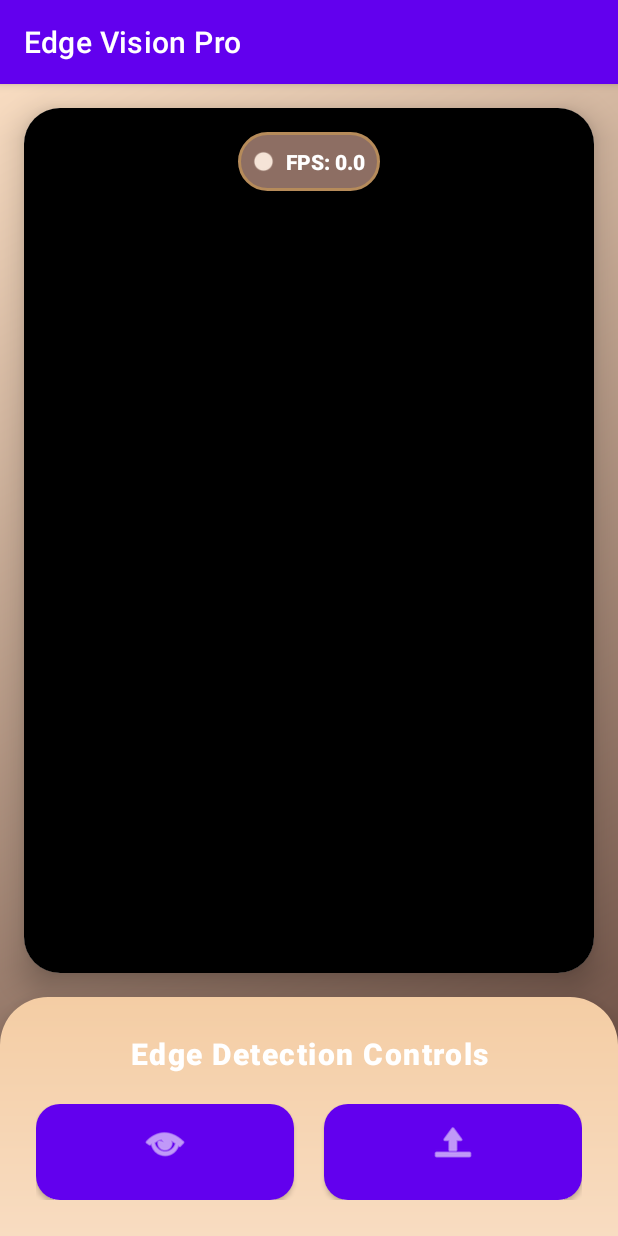
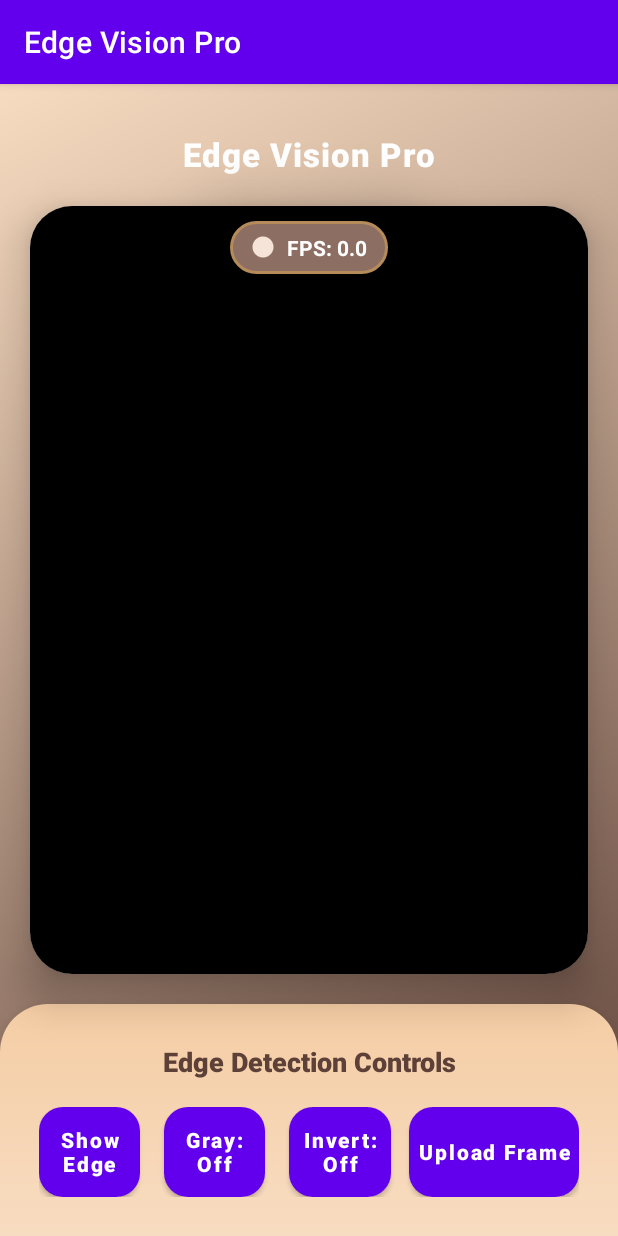
Before and after one commit to obitouchiharinn/FlamAPPAi, an Android app: the screen it shows after launch (MainActivity), on a phone screen of 412 x 824 dp. Run offline under Robolectric (Android 15) with nearby library versions, the phone set to English and light mode, and no system bars; 1 statement that could not run was skipped.

Commit message:
changes in main ui

```diff
--- a/app/src/main/res/layout/activity_main.xml
+++ b/app/src/main/res/layout/activity_main.xml
@@ -7,18 +7,34 @@
     android:background="@drawable/gradient_background"
     tools:context=".MainActivity">
 
-    <!-- Camera Preview Card -->
+    <!-- Modern Top Title -->
+    <TextView
+        android:id="@+id/appTitle"
+        android:layout_width="wrap_content"
+        android:layout_height="wrap_content"
+        android:text="Edge Vision Pro"
+        android:textSize="22sp"
+        android:textColor="#FFFFFF"
+        android:textStyle="bold"
+        android:fontFamily="sans-serif-medium"
+        app:layout_constraintTop_toTopOf="parent"
+        app:layout_constraintStart_toStartOf="parent"
+        app:layout_constraintEnd_toEndOf="parent"
+        android:letterSpacing="0.03"
+        android:layout_marginTop="32dp" />
+
+    <!-- Modern Camera Card -->
     <androidx.cardview.widget.CardView
         android:id="@+id/previewCard"
         android:layout_width="0dp"
         android:layout_height="0dp"
-        android:layout_margin="16dp"
-        app:cardCornerRadius="24dp"
-        app:cardElevation="12dp"
-        app:layout_constraintBottom_toTopOf="@+id/controlsLayout"
+        android:layout_margin="20dp"
+        app:cardCornerRadius="28dp"
+        app:cardElevation="16dp"
+        app:layout_constraintTop_toBottomOf="@id/appTitle"
+        app:layout_constraintStart_toStartOf="parent"
         app:layout_constraintEnd_toEndOf="parent"
-        app:layout_constraintStart_toStartOf="parent"
-        app:layout_constraintTop_toTopOf="parent">
+        app:layout_constraintBottom_toTopOf="@+id/controlsLayout">
 
         <ImageView
             android:id="@+id/imageView"
@@ -28,25 +44,27 @@
             android:scaleType="fitCenter" />
     </androidx.cardview.widget.CardView>
 
-    <!-- FPS Badge -->
-    <!-- FPS Badge (Centered + Smaller) -->
+    <!-- FPS Badge (Modern Pill Design) -->
     <LinearLayout
         android:id="@+id/fpsBadge"
         android:layout_width="wrap_content"
         android:layout_height="wrap_content"
-    android:layout_marginTop="16dp"
         android:background="@drawable/fps_badge_background"
-    android:elevation="12dp"
+        android:paddingVertical="8dp"
+        android:paddingHorizontal="14dp"
         android:gravity="center"
         android:orientation="horizontal"
-    android:padding="10dp"
-    app:layout_constraintTop_toTopOf="@+id/previewCard"
+        android:elevation="20dp"
+        android:translationZ="20dp"
+        android:layout_marginTop="10dp"
+        app:layout_constraintTop_toTopOf="@id/previewCard"
         app:layout_constraintStart_toStartOf="parent"
         app:layout_constraintEnd_toEndOf="parent">
 
         <ImageView
-        android:layout_width="14dp"
-        android:layout_height="14dp"
+            android:id="@+id/fpsIcon"
+            android:layout_width="16dp"
+            android:layout_height="16dp"
             android:layout_marginEnd="8dp"
             android:src="@android:drawable/presence_online"
             android:tint="#F5E4D7" />
@@ -55,41 +73,39 @@
             android:id="@+id/tvFPS"
             android:layout_width="wrap_content"
             android:layout_height="wrap_content"
-        android:fontFamily="sans-serif-medium"
             android:text="FPS: 0.0"
             android:textColor="#FFFFFF"
             android:textSize="14sp"
             android:textStyle="bold" />
     </LinearLayout>
 
-
-    <!-- Control Panel -->
+    <!-- Modern Control Panel -->
     <LinearLayout
         android:id="@+id/controlsLayout"
         android:layout_width="0dp"
         android:layout_height="wrap_content"
         android:background="@drawable/control_panel_background"
-        android:elevation="16dp"
         android:orientation="vertical"
-        android:padding="24dp"
+        android:padding="26dp"
+        android:elevation="12dp"
         app:layout_constraintBottom_toBottomOf="parent"
-        app:layout_constraintEnd_toEndOf="parent"
-        app:layout_constraintStart_toStartOf="parent">
+        app:layout_constraintStart_toStartOf="parent"
+        app:layout_constraintEnd_toEndOf="parent">
 
-        <!-- Title -->
+        <!-- Panel Title -->
         <TextView
+            android:id="@+id/controlTitle"
             android:layout_width="match_parent"
             android:layout_height="wrap_content"
-            android:layout_marginBottom="20dp"
+            android:text="Edge Detection Controls"
+            android:textSize="18sp"
+            android:textColor="#5D4037"
+            android:textStyle="bold"
             android:fontFamily="sans-serif-medium"
             android:gravity="center"
-            android:text="Edge Detection Controls"
-            android:textColor="#FFFFFF"
-            android:textSize="20sp"
-            android:textStyle="bold"
-            android:letterSpacing="0.05" />
+            android:layout_marginBottom="18dp" />
 
-        <!-- Buttons Row -->
+        <!-- Buttons (Modern Pill Buttons) -->
         <LinearLayout
             android:layout_width="match_parent"
             android:layout_height="wrap_content"
@@ -99,37 +115,62 @@
             <Button
                 android:id="@+id/btnToggle"
                 android:layout_width="0dp"
-                android:layout_height="64dp"
-                android:layout_marginEnd="10dp"
+                android:layout_height="60dp"
+                android:layout_marginEnd="8dp"
                 android:layout_weight="1"
                 android:background="@drawable/button_primary"
-                android:drawableTop="@android:drawable/ic_menu_view"
-                android:drawablePadding="8dp"
-                android:drawableTint="#FFFFFF"
-                android:elevation="8dp"
+                android:text="Show Edge Detection"
+                android:textColor="#FFFFFF"
+                android:textAllCaps="false"
+                android:textStyle="bold"
                 android:fontFamily="sans-serif-medium"
-                android:text="Toggle\nMode"
+                android:padding="6dp"
+                android:elevation="10dp" />
+
+            <Button
+                android:id="@+id/btnGrayToggle"
+                android:layout_width="0dp"
+                android:layout_height="60dp"
+                android:layout_marginStart="8dp"
+                android:layout_marginEnd="8dp"
+                android:layout_weight="1"
+                android:background="@drawable/button_primary"
+                android:text="Gray: Off"
+                android:textColor="#FFFFFF"
                 android:textAllCaps="false"
+                android:textStyle="bold"
+                android:fontFamily="sans-serif-medium"
+                android:padding="6dp"
+                android:elevation="10dp" />
+
+            <Button
+                android:id="@+id/btnInvertToggle"
+                android:layout_width="0dp"
+                android:layout_height="60dp"
+                android:layout_marginStart="8dp"
+                android:layout_marginEnd="0dp"
+                android:layout_weight="1"
+                android:background="@drawable/button_primary"
+                android:text="Invert: Off"
                 android:textColor="#FFFFFF"
-                android:textSize="14sp"
-                android:textStyle="bold" />
+                android:textAllCaps="false"
+                android:textStyle="bold"
+                android:fontFamily="sans-serif-medium"
+                android:padding="6dp"
+                android:elevation="10dp" />
 
             <Button
                 android:id="@+id/btnUpload"
-                android:layout_width="0dp"
-                android:layout_height="64dp"
-                android:layout_marginStart="10dp"
-                android:layout_weight="1"
+                android:layout_width="wrap_content"
+                android:layout_height="60dp"
+                android:layout_marginStart="12dp"
                 android:background="@drawable/button_success"
-                android:drawableTop="@android:drawable/ic_menu_upload"
-                android:drawablePadding="8dp"
-                android:drawableTint="#FFFFFF"
-                android:elevation="8dp"
+                android:elevation="10dp"
                 android:fontFamily="sans-serif-medium"
-                android:text="Upload\nFrame"
+                android:padding="6dp"
+                android:text="Upload Frame"
                 android:textAllCaps="false"
                 android:textColor="#FFFFFF"
-                android:textSize="14sp"
                 android:textStyle="bold" />
         </LinearLayout>
     </LinearLayout>
```
Lines whose indentation alone changed are shown as unchanged.
